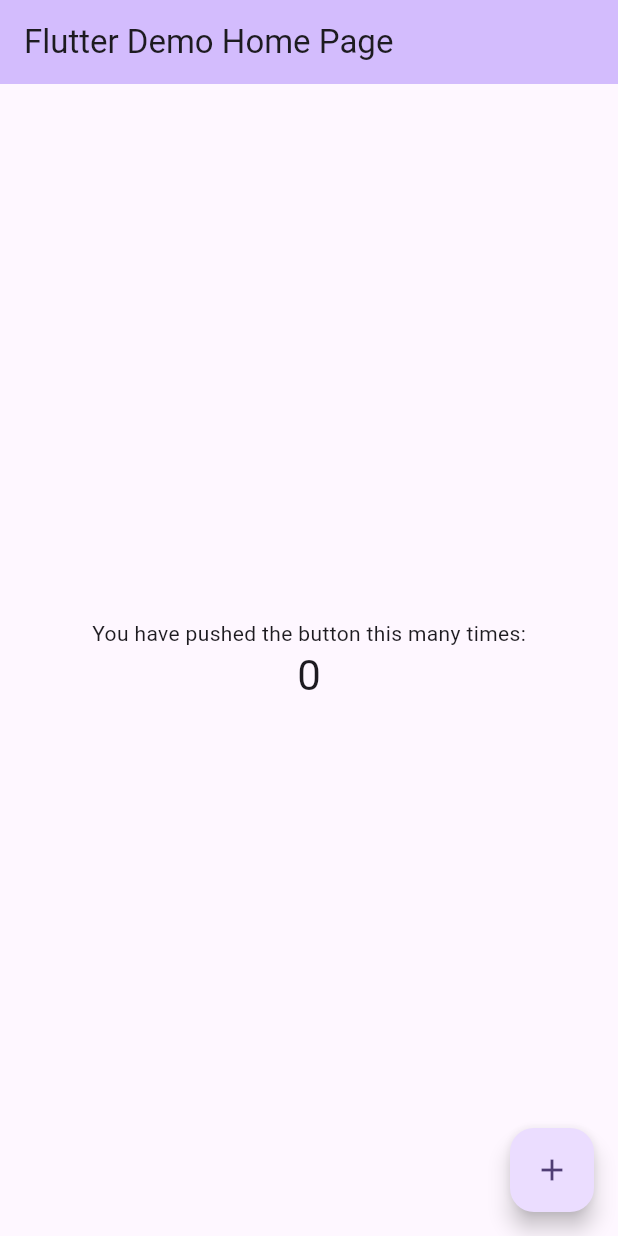
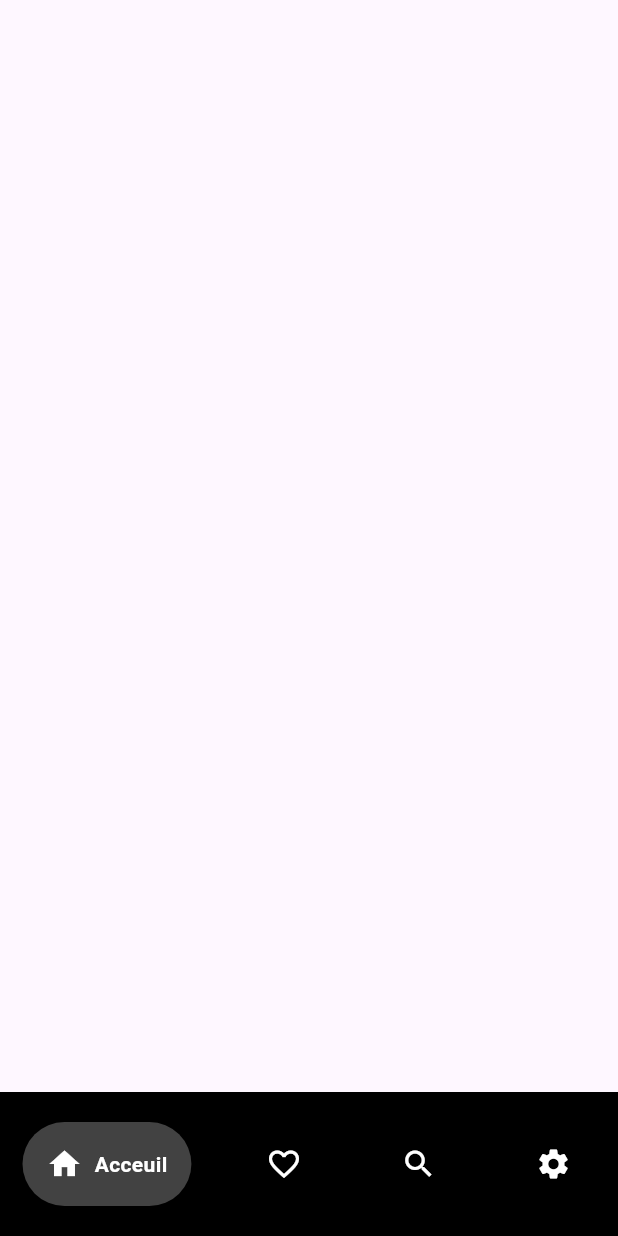
Before and after one commit to Cyrille-18/HotelRoomReservation-flutterapp, a Flutter app: the screen it shows after launch, on a phone screen of 412 x 824 dp. Run offline on Flutter 3.47's test engine with Material 3 defaults, Android fonts, the phone set to English and light mode, and no system bars; drawn by our look-alikes of google_nav_bar.

Commit message:
navigation bar

```diff
--- a/lib/main.dart
+++ b/lib/main.dart
@@ -1,4 +1,5 @@
 import 'package:flutter/material.dart';
+import 'package:hotelroomreservation/screens/homepage.dart';
 
 void main() {
   runApp(const MyApp());
@@ -12,114 +13,13 @@ class MyApp extends StatelessWidget {
   Widget build(BuildContext context) {
     return MaterialApp(
       title: 'Flutter Demo',
+      debugShowCheckedModeBanner: false,
       theme: ThemeData(
-        // This is the theme of your application.
-        //
-        // TRY THIS: Try running your application with "flutter run". You'll see
-        // the application has a purple toolbar. Then, without quitting the app,
-        // try changing the seedColor in the colorScheme below to Colors.green
-        // and then invoke "hot reload" (save your changes or press the "hot
-        // reload" button in a Flutter-supported IDE, or press "r" if you used
-        // the command line to start the app).
-        //
-        // Notice that the counter didn't reset back to zero; the application
-        // state is not lost during the reload. To reset the state, use hot
-        // restart instead.
-        //
-        // This works for code too, not just values: Most code changes can be
-        // tested with just a hot reload.
+
         colorScheme: ColorScheme.fromSeed(seedColor: Colors.deepPurple),
         useMaterial3: true,
       ),
-      home: const MyHomePage(title: 'Flutter Demo Home Page'),
+      home: Homepage(),
     );
   }
 }
-
-class MyHomePage extends StatefulWidget {
-  const MyHomePage({super.key, required this.title});
-
-  // This widget is the home page of your application. It is stateful, meaning
-  // that it has a State object (defined below) that contains fields that affect
-  // how it looks.
-
-  // This class is the configuration for the state. It holds the values (in this
-  // case the title) provided by the parent (in this case the App widget) and
-  // used by the build method of the State. Fields in a Widget subclass are
-  // always marked "final".
-
-  final String title;
-
-  @override
-  State<MyHomePage> createState() => _MyHomePageState();
-}
-
-class _MyHomePageState extends State<MyHomePage> {
-  int _counter = 0;
-
-  void _incrementCounter() {
-    setState(() {
-      // This call to setState tells the Flutter framework that something has
-      // changed in this State, which causes it to rerun the build method below
-      // so that the display can reflect the updated values. If we changed
-      // _counter without calling setState(), then the build method would not be
-      // called again, and so nothing would appear to happen.
-      _counter++;
-    });
-  }
-
-  @override
-  Widget build(BuildContext context) {
-    // This method is rerun every time setState is called, for instance as done
-    // by the _incrementCounter method above.
-    //
-    // The Flutter framework has been optimized to make rerunning build methods
-    // fast, so that you can just rebuild anything that needs updating rather
-    // than having to individually change instances of widgets.
-    return Scaffold(
-      appBar: AppBar(
-        // TRY THIS: Try changing the color here to a specific color (to
-        // Colors.amber, perhaps?) and trigger a hot reload to see the AppBar
-        // change color while the other colors stay the same.
-        backgroundColor: Theme.of(context).colorScheme.inversePrimary,
-        // Here we take the value from the MyHomePage object that was created by
-        // the App.build method, and use it to set our appbar title.
-        title: Text(widget.title),
-      ),
-      body: Center(
-        // Center is a layout widget. It takes a single child and positions it
-        // in the middle of the parent.
-        child: Column(
-          // Column is also a layout widget. It takes a list of children and
-          // arranges them vertically. By default, it sizes itself to fit its
-          // children horizontally, and tries to be as tall as its parent.
-          //
-          // Column has various properties to control how it sizes itself and
-          // how it positions its children. Here we use mainAxisAlignment to
-          // center the children vertically; the main axis here is the vertical
-          // axis because Columns are vertical (the cross axis would be
-          // horizontal).
-          //
-          // TRY THIS: Invoke "debug painting" (choose the "Toggle Debug Paint"
-          // action in the IDE, or press "p" in the console), to see the
-          // wireframe for each widget.
-          mainAxisAlignment: MainAxisAlignment.center,
-          children: <Widget>[
-            const Text(
-              'You have pushed the button this many times:',
-            ),
-            Text(
-              '$_counter',
-              style: Theme.of(context).textTheme.headlineMedium,
-            ),
-          ],
-        ),
-      ),
-      floatingActionButton: FloatingActionButton(
-        onPressed: _incrementCounter,
-        tooltip: 'Increment',
-        child: const Icon(Icons.add),
-      ), // This trailing comma makes auto-formatting nicer for build methods.
-    );
-  }
-}
--- a/lib/screens/homepage.dart
+++ b/lib/screens/homepage.dart
@@ -1 +1,44 @@
-// testing
+import 'package:flutter/material.dart';
+import 'package:google_nav_bar/google_nav_bar.dart';
+
+class Homepage extends StatefulWidget {
+  const Homepage({super.key});
+
+  @override
+  State<Homepage> createState() => _HomepageState();
+}
+
+class _HomepageState extends State<Homepage> {
+  @override
+  Widget build(BuildContext context) {
+    return Scaffold(
+      bottomNavigationBar:Container(
+        color: Colors.black,
+        child: Padding(
+          padding: const EdgeInsets.symmetric(horizontal: 15.0, vertical: 20),
+          child: GNav(
+            backgroundColor: Colors.black,
+            color: Colors.white,
+            activeColor: Colors.white,
+            tabBackgroundColor: Colors.grey.shade800,
+            gap: 8,
+            onTabChange: (index) {
+              print(index);
+            },
+            padding: EdgeInsets.all(16),
+            tabs: const [
+            GButton(icon: Icons.home,
+            text: 'Acceuil',),
+            GButton(icon: Icons.favorite_border,
+            text: 'Favoris',),
+            GButton(icon: Icons.search,
+            text: 'Cherhcher',),
+            GButton(icon: Icons.settings,
+            text: 'Paramètres',),
+          ],
+          ),
+        ),
+      ) ,
+    );
+  }
+}
```
Also changed, not shown: pubspec.lock.
